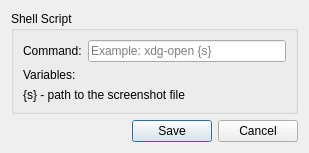
Before: the Qt Designer form shell/settings.ui in olav-st/screencloud-plugins, drawn with Qt 5.
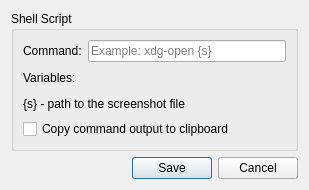
After: the same form once the commit is applied.

Commit message: Add option to add shell result to clipboard

The edit to the form file:
```diff
--- a/shell/settings.ui
+++ b/shell/settings.ui
@@ -7,7 +7,7 @@
     <x>0</x>
     <y>0</y>
     <width>309</width>
-    <height>140</height>
+    <height>190</height>
    </rect>
   </property>
   <property name="windowTitle">
@@ -52,6 +52,13 @@
         </property>
        </widget>
       </item>
+      <item>
+       <widget class="QCheckBox" name="output_is_url">
+        <property name="text">
+         <string>Copy command output to clipboard</string>
+        </property>
+       </widget>
+      </item>
      </layout>
     </widget>
    </item>
```
The commit also changes 4 other files.
